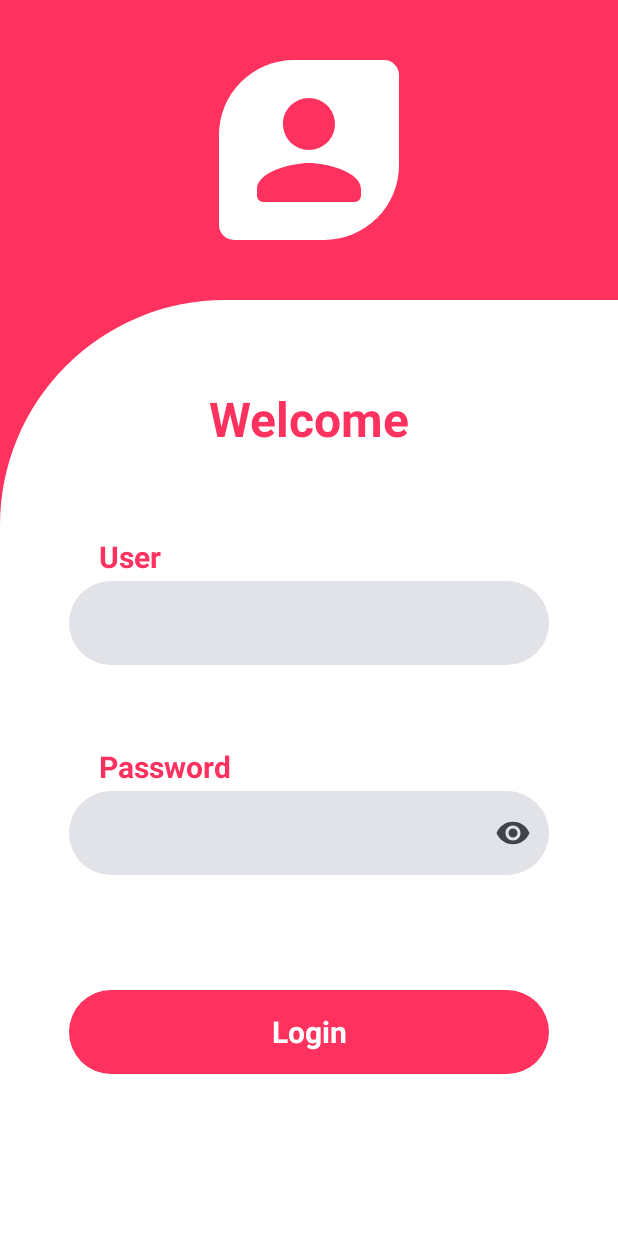
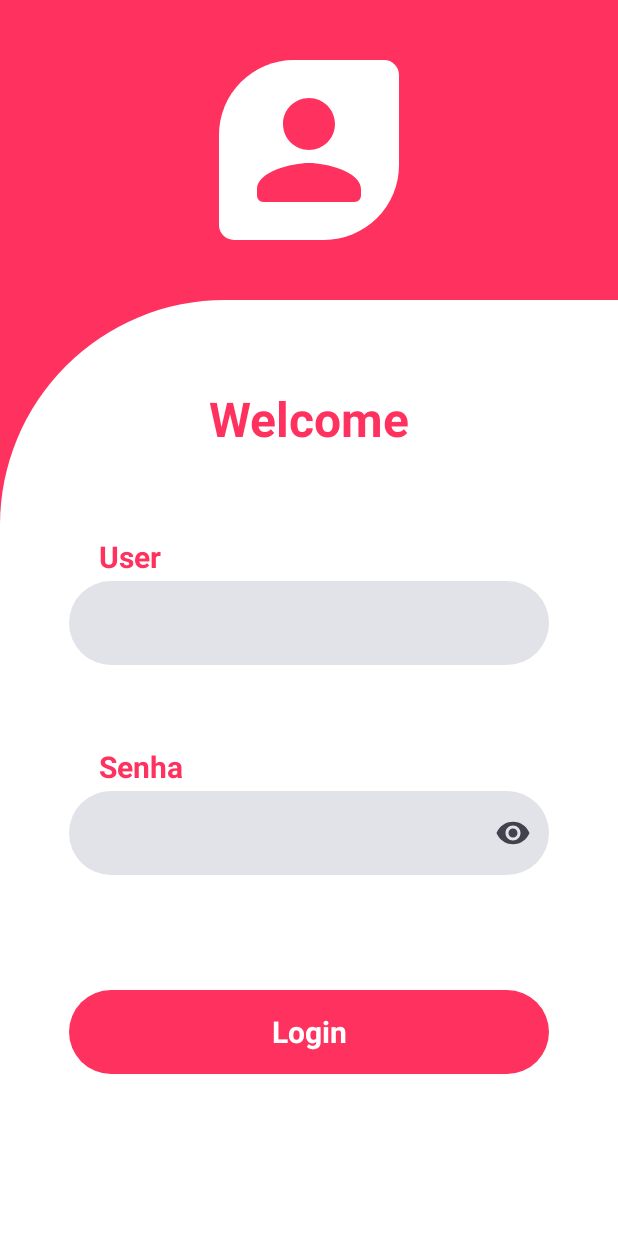
Before and after one commit to vlenci/MobileChallenge, an Android app built with Jetpack Compose: the screen it shows after launch (MainActivity), on a phone screen of 412 x 824 dp. Run offline under Robolectric (Android 15) with nearby library versions, the phone set to English and light mode, and no system bars; our stand-ins replace Dagger/Hilt's generated code; libraries missing offline, so code that uses them is left out: androidx.hilt.lifecycle.

Commit message:
refactor: standardize the texts in portuguese

```diff
--- a/app/src/main/java/com/example/mobilechallenge/ui/components/LoginComponents.kt
+++ b/app/src/main/java/com/example/mobilechallenge/ui/components/LoginComponents.kt
@@ -66,7 +66,7 @@ fun LoginInput(
     ) {
         Text(
             modifier = Modifier.padding(start = 20.dp, bottom = 4.dp),
-            text = if (isPassword) "Password" else "User",
+            text = if (isPassword) "Senha" else "User",
             style = TextStyle(
                 fontSize = 20.sp,
                 fontWeight = FontWeight.Bold,
```
Also changed, not shown: app/src/main/java/com/example/mobilechallenge/ui/views/TreeScreen.kt (+6 -2 lines).
